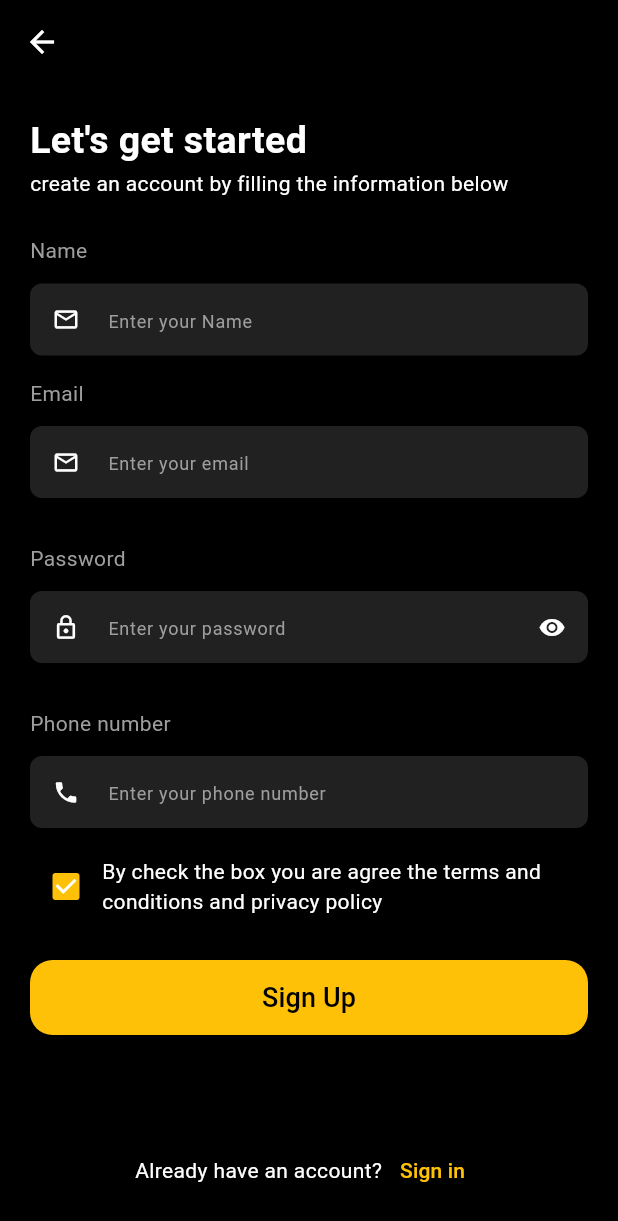
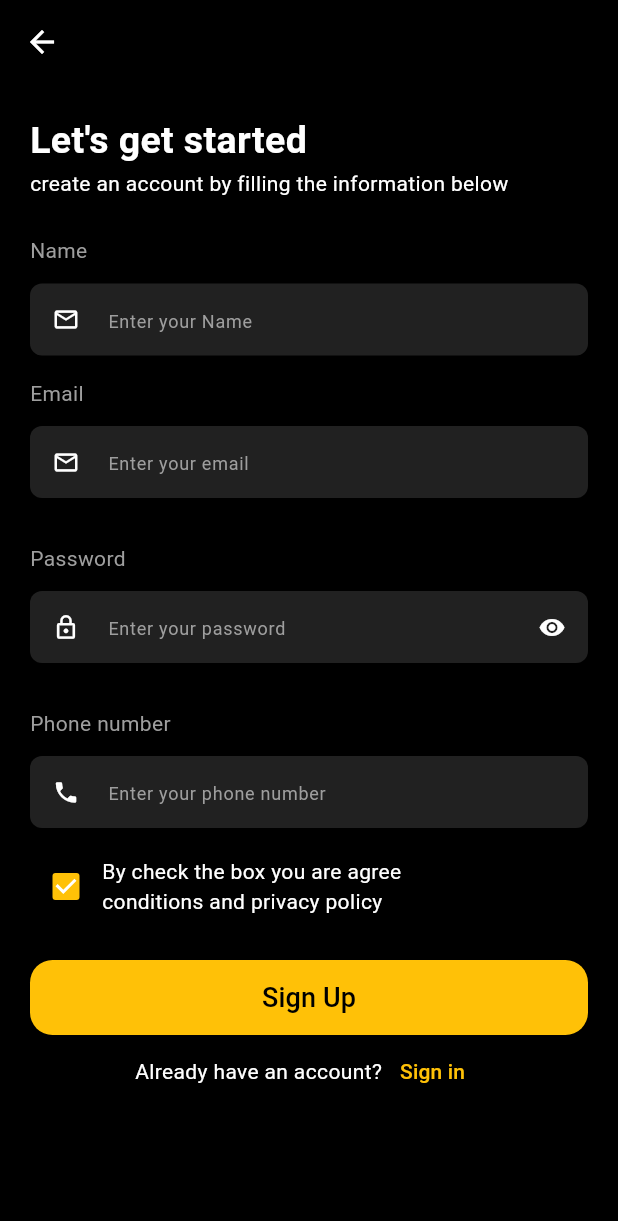
Before and after one commit to OsamaElewa/med_net_app, a Flutter app: the SignupView screen opened directly, on a phone screen of 412 x 824 dp. Shown: the top 1221 px of the screen. Run offline on Flutter 3.47's test engine with Material 3 defaults, Android fonts, the phone set to English and light mode, and no system bars; our stand-ins replace bloc, buildcondition, dio, flutter_bloc, flutter_map, flutter_staggered_animations and 11 more; missing offline and left inert: flutter_statusbarcolor_ns; accounts and stored records are empty; statements that could not run were skipped.

Commit message:
make some changes

```diff
--- a/lib/signup_view/signup_view.dart
+++ b/lib/signup_view/signup_view.dart
@@ -22,7 +22,6 @@ class SignupView extends StatelessWidget {
       create: (context) => RegisterCubit(),
       child: Scaffold(
         backgroundColor: Colors.black,
-        resizeToAvoidBottomInset: false,
         appBar: AppBar(
           backgroundColor: Colors.transparent,
           leading: IconButton(onPressed: () => Navigator.pop(context), icon: const Icon(Icons.arrow_back,color: Colors.white,)),
@@ -33,6 +32,7 @@ class SignupView extends StatelessWidget {
           },
           builder: (context, state) {
             return SafeArea(
+              child: SingleChildScrollView(
                 child: Padding(
                   padding: const EdgeInsets.all(20.0),
                   child: Form(
@@ -57,7 +57,7 @@ class SignupView extends StatelessWidget {
                                 const Column(
                                   crossAxisAlignment: CrossAxisAlignment.start,
                                   children: [
-                                  Text('By check the box you are agree the terms and',
+                                    Text('By check the box you are agree',
                                       style: TextStyle(color: Colors.white,),
                                     ),
                                     Text('conditions and privacy policy',
@@ -104,7 +104,7 @@ class SignupView extends StatelessWidget {
                             ),
                           ],
                         ),
-                      Spacer(),
+                        //Spacer(),
                         Row(
                           mainAxisAlignment: MainAxisAlignment.center,
                           children: [
@@ -118,6 +118,7 @@ class SignupView extends StatelessWidget {
                     ),
                   ),
                 ),
+              ),
             );
           },
         ),
```
Lines whose indentation alone changed are shown as unchanged.
